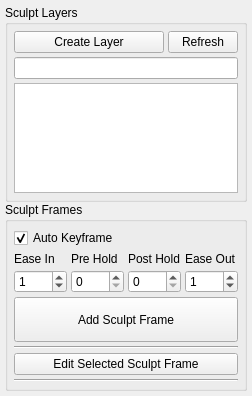
mgear-dev/mgear4, file release/scripts/mgear/crank/crank_ui.ui: the form before one commit.
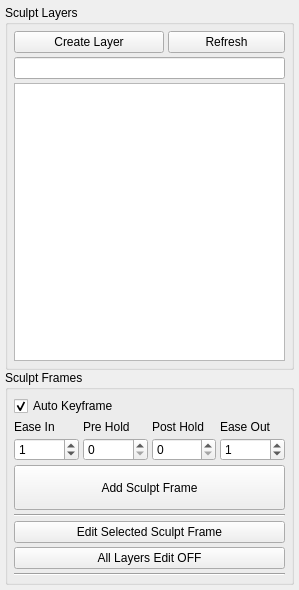
The form after the commit.

The edit to the form file:
```diff
--- a/release/scripts/mgear/crank/crank_ui.ui
+++ b/release/scripts/mgear/crank/crank_ui.ui
@@ -6,8 +6,8 @@
    <rect>
     <x>0</x>
     <y>0</y>
-    <width>252</width>
-    <height>396</height>
+    <width>299</width>
+    <height>590</height>
    </rect>
   </property>
   <property name="windowTitle">
@@ -190,6 +190,13 @@
           </property>
          </widget>
         </item>
+        <item>
+         <widget class="QPushButton" name="editOFF_pushButton">
+          <property name="text">
+           <string>All Layers Edit OFF</string>
+          </property>
+         </widget>
+        </item>
         <item>
          <widget class="Line" name="line">
           <property name="orientation">
```
Left out of the diff: 33 changed lines with no effect on the pictures.
